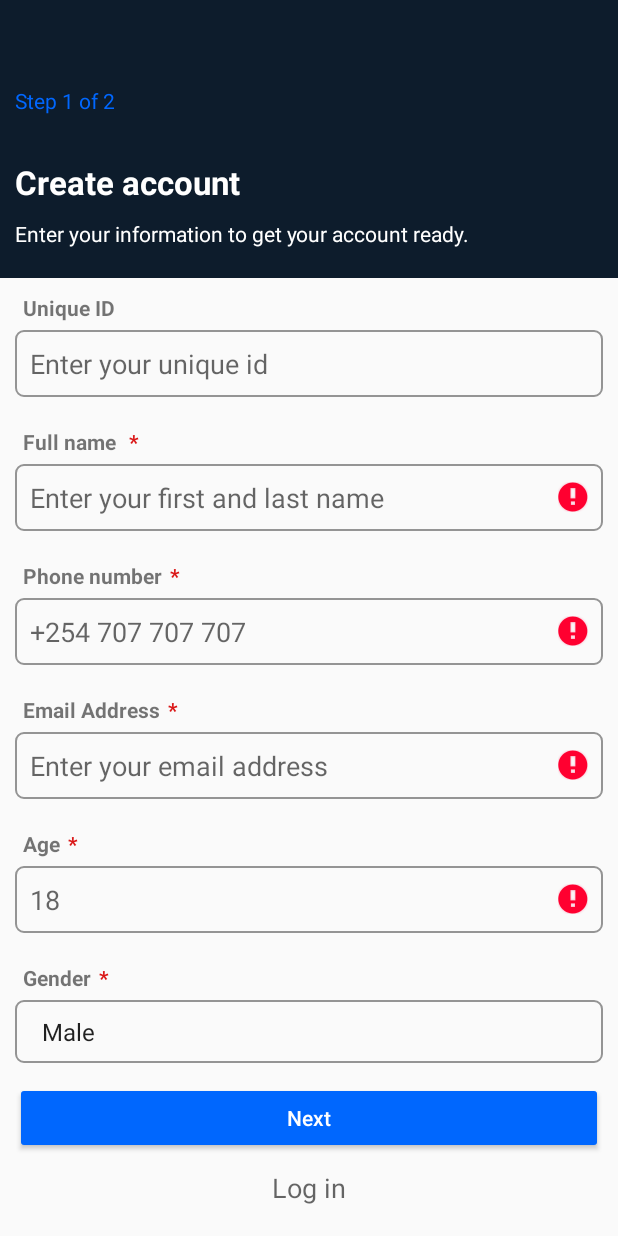
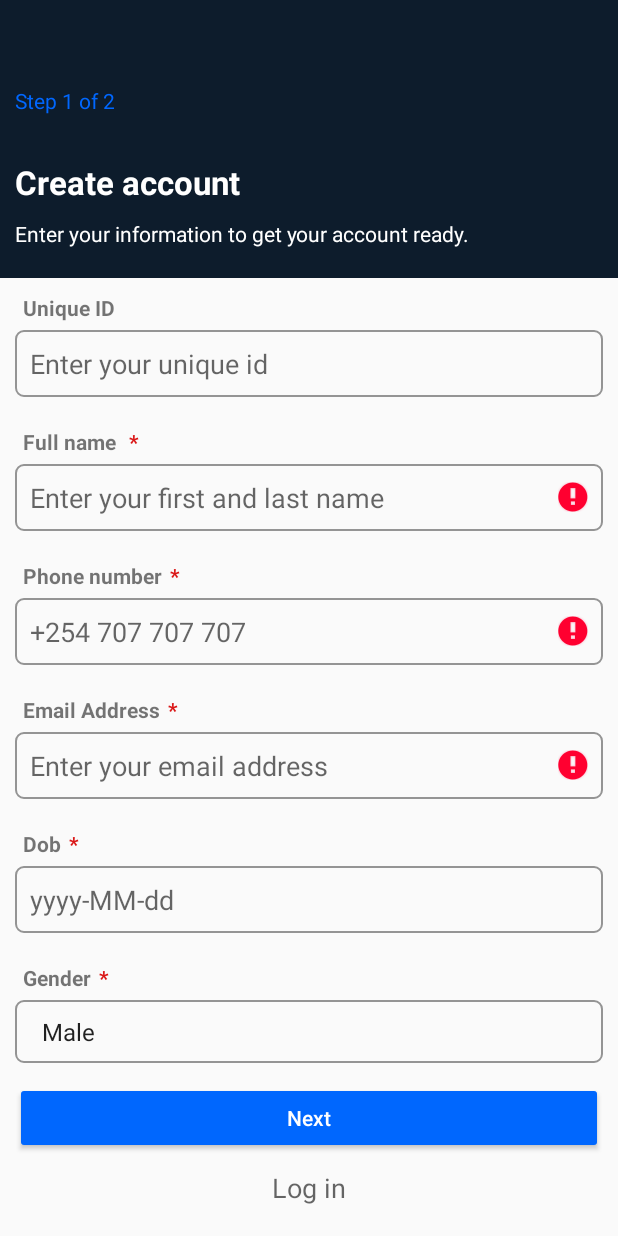
Before and after one commit to IntelliSOFT-Consulting/LLM_mobile, an Android app: the SignUp1 screen opened directly, with no data from a screen before it, after a tap on "Next", on a phone screen of 412 x 824 dp. Run offline under Robolectric (Android 15) with nearby library versions, the light colour scheme and no system bars.

Commit message:
Change to dob

```diff
--- a/app/src/main/java/com/intellisoft/myapplication/auth/SignUp1.kt
+++ b/app/src/main/java/com/intellisoft/myapplication/auth/SignUp1.kt
@@ -24,7 +24,7 @@ class SignUp1 : AppCompatActivity(), AdapterView.OnItemSelectedListener {
 
     private lateinit var etFullName:EditText
     private lateinit var etPhoneNumber:EditText
-    private lateinit var etAge:EditText
+    private lateinit var etDob:EditText
     private lateinit var etEmailAddress:EditText
     private lateinit var etUniqueId:EditText
 
@@ -40,7 +40,7 @@ class SignUp1 : AppCompatActivity(), AdapterView.OnItemSelectedListener {
 
         etFullName = findViewById(R.id.etFullName)
         etPhoneNumber = findViewById(R.id.etPhoneNumber)
-        etAge = findViewById(R.id.etAge)
+        etDob = findViewById(R.id.etDob)
         etEmailAddress = findViewById(R.id.etEmailAddress)
         etUniqueId = findViewById(R.id.etUniqueId)
 
@@ -55,25 +55,26 @@ class SignUp1 : AppCompatActivity(), AdapterView.OnItemSelectedListener {
 
             val fullName = etFullName.text.toString()
             val phoneNumber = etPhoneNumber.text.toString()
-            val age = etAge.text.toString()
+            val dob = etDob.text.toString()
             val emailAddress = etEmailAddress.text.toString()
             var uniqueId = etUniqueId.text.toString()
 
-            if (TextUtils.isEmpty(uniqueId)) uniqueId = phoneNumber
-
             if (!TextUtils.isEmpty(fullName) &&
                 !TextUtils.isEmpty(phoneNumber) &&
-                !TextUtils.isEmpty(age) &&
+                !TextUtils.isEmpty(dob) &&
                 !TextUtils.isEmpty(emailAddress) &&
                 gender != ""){
 
-                if (formatterHelper.validateEmail(emailAddress)){
+                if (formatterHelper.validateEmail(emailAddress) &&
+                    formatterHelper.isValidDateFormat(dob)){
+
+                    if (TextUtils.isEmpty(uniqueId)) uniqueId = formatterHelper.getUniqueId(dob, fullName)
 
                     val todayDate = formatterHelper.getTodayDate()
 
                     val dbSignUp = DbSignUp(
                         uniqueId,
-                        age.toInt(),
+                        dob,
                         gender.toString(),
                         phoneNumber,
                         todayDate,
@@ -92,7 +93,8 @@ class SignUp1 : AppCompatActivity(), AdapterView.OnItemSelectedListener {
                     startActivity(intent)
 
                 }else{
-                    etEmailAddress.error = "Enter a valid email address"
+                    if (!formatterHelper.isValidDateFormat(dob)) etDob.error = "Date should be in format: yyyy-MM-dd"
+                    if (!formatterHelper.validateEmail(emailAddress)) etEmailAddress.error = "Enter a valid email address"
                 }
 
 
@@ -101,7 +103,7 @@ class SignUp1 : AppCompatActivity(), AdapterView.OnItemSelectedListener {
 
                 if (TextUtils.isEmpty(fullName)) etFullName.error = "Enter your name"
                 if (TextUtils.isEmpty(phoneNumber)) etPhoneNumber.error = "Enter your phone number"
-                if (TextUtils.isEmpty(age)) etAge.error = "Enter your age"
+
                 if (TextUtils.isEmpty(emailAddress)) etEmailAddress.error = "Enter your email address"
                 if (gender == "") Toast.makeText(this, "Please select your gender", Toast.LENGTH_LONG).show()
 
--- a/app/src/main/java/com/intellisoft/myapplication/data_class/DataClass.kt
+++ b/app/src/main/java/com/intellisoft/myapplication/data_class/DataClass.kt
@@ -63,7 +63,7 @@ data class DbSignIn(
 
 data class DbSignUp(
     var uniqueID:String,
-    var age:Int,
+    var dob:String,
     var gender:String,
     var phoneNumber:String,
     var signUpDate:String,
--- a/app/src/main/res/layout/activity_sign_up.xml
+++ b/app/src/main/res/layout/activity_sign_up.xml
@@ -244,7 +244,7 @@
                         android:layout_width="wrap_content"
                         android:layout_height="wrap_content"
                         android:layout_marginStart="5dp"
-                        android:text="Age"
+                        android:text="Dob"
                         android:textStyle="bold" />
 
                     <TextView
@@ -258,13 +258,12 @@
                 </LinearLayout>
 
                 <EditText
-                    android:id="@+id/etAge"
+                    android:id="@+id/etDob"
                     android:layout_width="match_parent"
                     android:layout_height="wrap_content"
                     android:layout_marginTop="5dp"
                     android:background="@drawable/edit_text_border"
-                    android:hint="18"
-                    android:inputType="number"
+                    android:hint="yyyy-MM-dd"
                     android:maxLength="2" />
 
             </LinearLayout>
```
Also changed, not shown: app/src/main/java/com/intellisoft/myapplication/helper_class/FormatterClassHelper.kt (+39 -0 lines), 1 other file.
